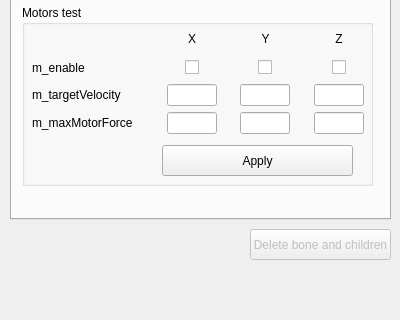
Above: src/genelab/core/ui/widgets/entities/bonepropertiescontroller.ui from GeneCraft/GeneCraft-Project before the change; both pictures show x 0 to 400 and y 151 to 471 of the 400 by 640 pixel window. Below: the same form after it.
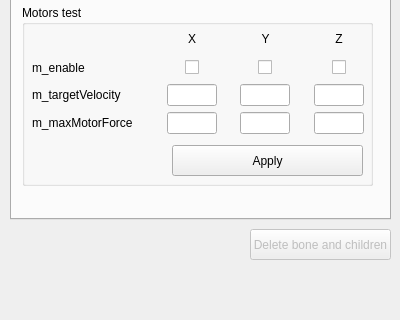
That is the form after the change. Icons and pictures are not drawn. Custom widgets are drawn as their Qt base class.

Diff of the .ui file:
```diff
--- a/src/genelab/core/ui/widgets/entities/bonepropertiescontroller.ui
+++ b/src/genelab/core/ui/widgets/entities/bonepropertiescontroller.ui
@@ -1131,7 +1131,7 @@
      <widget class="QPushButton" name="pbSaveChanges">
       <property name="geometry">
        <rect>
-        <x>140</x>
+        <x>150</x>
         <y>140</y>
         <width>191</width>
         <height>31</height>
```
Left out of the diff: 2 changed lines with no effect on the pictures.
